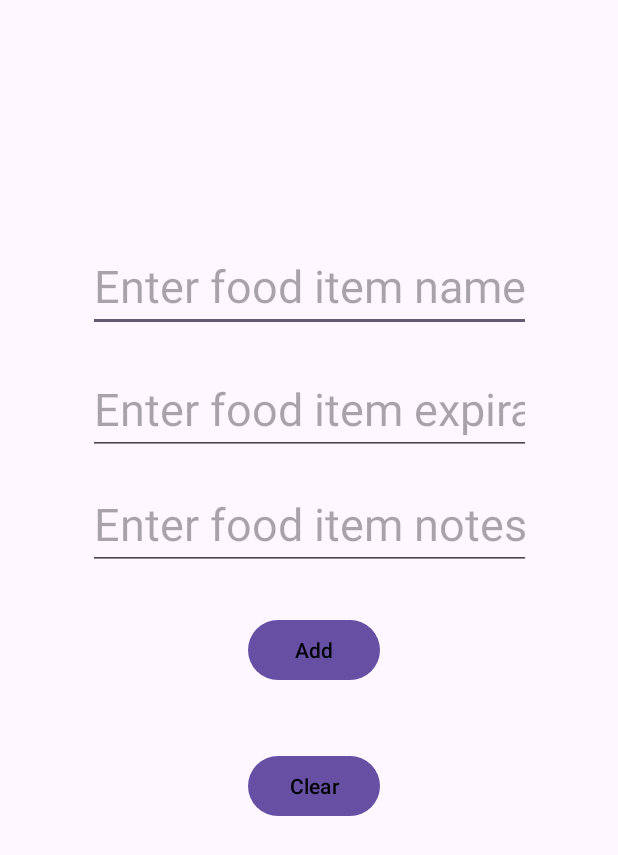
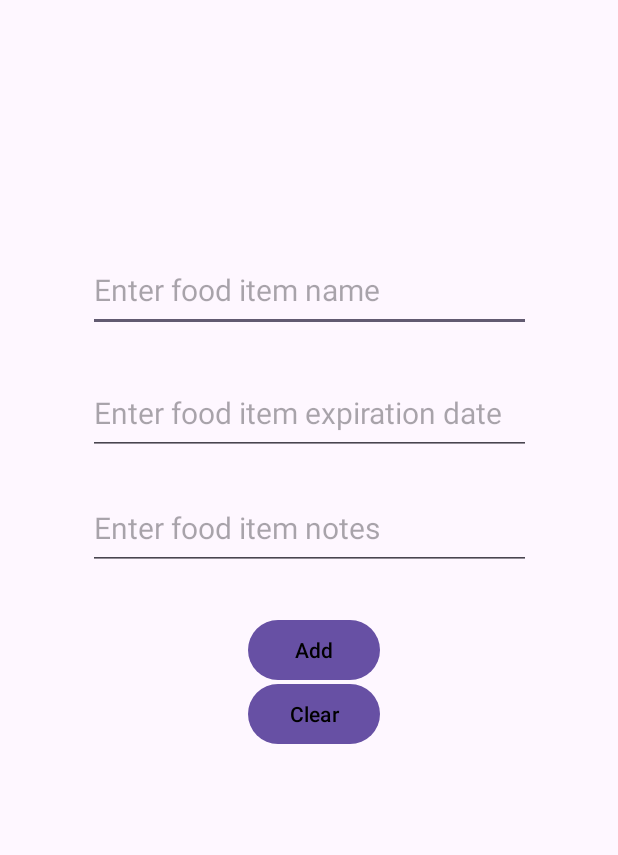
Before and after one commit to ethanpschoen/MyCabinet-Android_App, an Android app: the screen it shows after launch (MainActivity), on a phone screen of 412 x 824 dp. Shown: the top 855 px of the screen. Run offline under Robolectric (Android 15) with nearby library versions, the light colour scheme and no system bars.

```diff
--- a/app/src/main/res/layout/activity_main.xml
+++ b/app/src/main/res/layout/activity_main.xml
@@ -16,7 +16,7 @@
         android:hint="@string/enter_food_item_name"
         android:inputType="text"
         android:maxLines="1"
-        android:textSize="30sp"
+        android:textSize="20sp"
         app:layout_constraintBottom_toBottomOf="parent"
         app:layout_constraintEnd_toEndOf="parent"
         app:layout_constraintStart_toStartOf="parent"
@@ -47,7 +47,7 @@
         android:hint="@string/enter_food_notes"
         android:inputType="text"
         android:maxLines="1"
-        android:textSize="30sp"
+        android:textSize="20sp"
         app:layout_constraintBottom_toBottomOf="parent"
         app:layout_constraintEnd_toEndOf="parent"
         app:layout_constraintStart_toStartOf="parent"
@@ -64,7 +64,7 @@
         android:hint="@string/enter_food_item_expiration_date"
         android:inputType="text"
         android:maxLines="1"
-        android:textSize="30sp"
+        android:textSize="20sp"
         app:layout_constraintBottom_toBottomOf="parent"
         app:layout_constraintEnd_toEndOf="parent"
         app:layout_constraintStart_toStartOf="parent"
@@ -90,7 +90,7 @@
         android:id="@+id/clear_button"
         android:layout_width="wrap_content"
         android:layout_height="wrap_content"
-        android:layout_marginBottom="276dp"
+        android:layout_marginBottom="324dp"
         android:text="@string/clear"
         android:textColor="@color/black"
         app:layout_constraintBottom_toBottomOf="parent"
```
